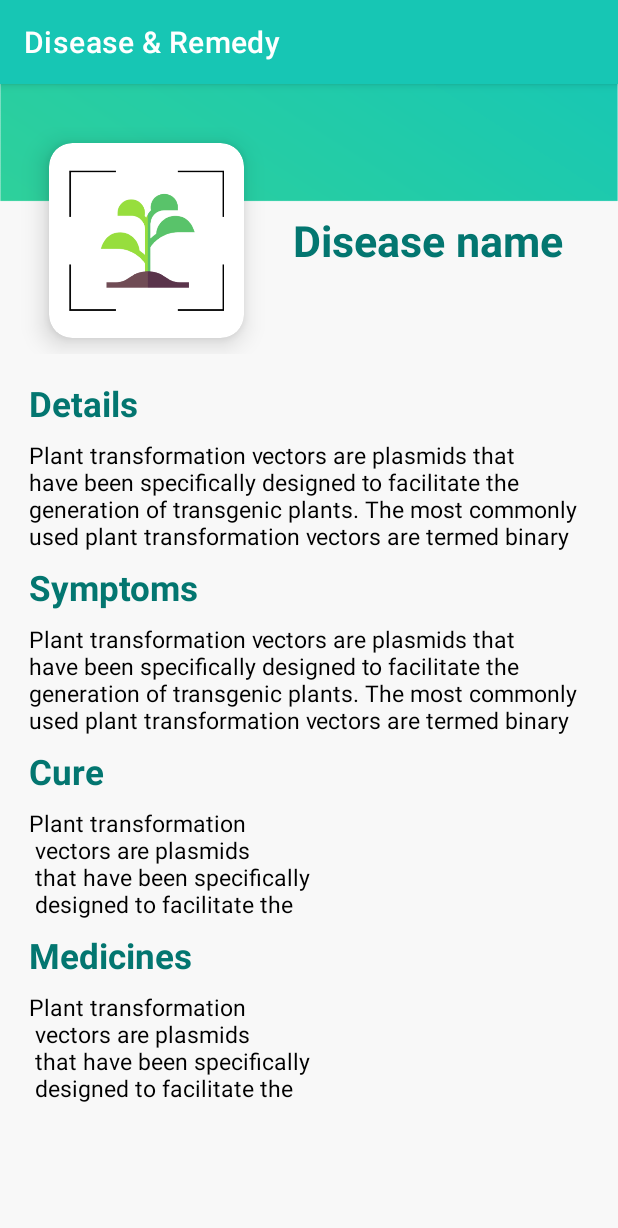
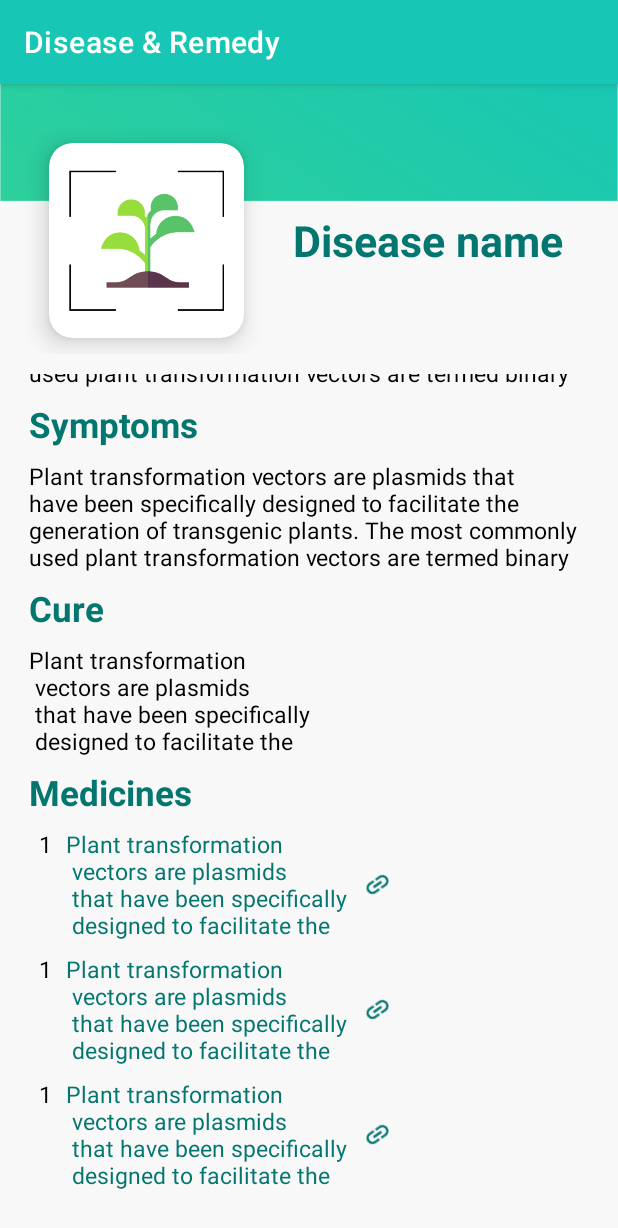
Before and after one commit to RitikShaw/SFDCApplication, an Android app: the layout activity_disease.xml on its own in the app's theme, with its tools: preview values and no code run, on a phone screen of 412 x 824 dp. Shown: the top 1228 px of the screen. Run offline under Robolectric (Android 15) with nearby library versions, the phone set to English and light mode, and no system bars.

Commit message:
98% complete

```diff
--- a/app/src/main/java/com/example/majorprojectui/AuthActivities/RegisterActivity.kt
+++ b/app/src/main/java/com/example/majorprojectui/AuthActivities/RegisterActivity.kt
@@ -95,7 +95,7 @@ class RegisterActivity : AppCompatActivity() {
                 }
                 else if (!isValidPassword(registerEtPassword.text.toString().trim())){
                     registerEtlPassword.isErrorEnabled = true
-                    registerEtlPassword.error = "Please set a valid password"
+                    registerEtlPassword.error = "Password should be minimum of 8 characters and must contain at least one Upper case and special characters"
                     return@setOnClickListener
                 }
 
--- a/app/src/main/java/com/example/majorprojectui/MainActivity.kt
+++ b/app/src/main/java/com/example/majorprojectui/MainActivity.kt
@@ -29,7 +29,9 @@ import com.example.majorprojectui.databinding.ActivityMainBinding
 import com.example.majorprojectui.ml.LiteLeafmodelBest
 import com.example.majorprojectui.ml.LiteSfdnetModel
 import com.example.majorprojectui.utills.LoginUtills
+import com.google.firebase.auth.FirebaseAuth
 import com.google.firebase.auth.ktx.auth
+import com.google.firebase.database.FirebaseDatabase
 import com.google.firebase.ktx.Firebase
 import org.tensorflow.lite.DataType
 import org.tensorflow.lite.support.tensorbuffer.TensorBuffer
@@ -41,19 +43,20 @@ class MainActivity : AppCompatActivity() {
     private var doubleBackToExitPressedOnce = false
     private lateinit var binding: ActivityMainBinding
     private lateinit var drawerToggle: ActionBarDrawerToggle
-    private val auth = Firebase.auth
     private var requestCode = 0
     private val imageSize  = 256
     private var disease = ""
     private var ishealthy = false
     private var isleaf = false
     var selectedImage: Bitmap? = null
+    private lateinit var auth: FirebaseAuth
     override fun onCreate(savedInstanceState: Bundle?) {
         super.onCreate(savedInstanceState)
         binding = ActivityMainBinding.inflate(layoutInflater)
         setContentView(binding.root)
         val toolbar = findViewById<Toolbar>(R.id.toolbar)
         setSupportActionBar(toolbar)
+        auth = Firebase.auth
 
         binding.btnTakePic.setOnClickListener {
             galleryCameraDialog()
--- /dev/null
+++ b/app/src/main/java/com/example/majorprojectui/Models/MedicinesData.kt
@@ -0,0 +1,6 @@
+package com.example.majorprojectui.Models
+
+data class MedicinesData(
+    val medicinesName : String,
+    val medicinesLinks : String
+)
--- /dev/null
+++ b/app/src/main/res/drawable/ic_hyperlink.xml
@@ -0,0 +1,5 @@
+<vector android:height="24dp" android:tint="#037670"
+    android:viewportHeight="24" android:viewportWidth="24"
+    android:width="24dp" xmlns:android="http://schemas.android.com/apk/res/android">
+    <path android:fillColor="@android:color/white" android:pathData="M3.9,12c0,-1.71 1.39,-3.1 3.1,-3.1h4L11,7L7,7c-2.76,0 -5,2.24 -5,5s2.24,5 5,5h4v-1.9L7,15.1c-1.71,0 -3.1,-1.39 -3.1,-3.1zM8,13h8v-2L8,11v2zM17,7h-4v1.9h4c1.71,0 3.1,1.39 3.1,3.1s-1.39,3.1 -3.1,3.1h-4L13,17h4c2.76,0 5,-2.24 5,-5s-2.24,-5 -5,-5z"/>
+</vector>
--- a/app/src/main/res/layout/activity_disease.xml
+++ b/app/src/main/res/layout/activity_disease.xml
@@ -68,17 +68,17 @@
                     android:textStyle="bold"/>
             </LinearLayout>
 
-
-            <ScrollView
+            <androidx.core.widget.NestedScrollView
                 android:layout_width="match_parent"
                 android:layout_height="fill_parent"
+                android:layout_marginTop="@dimen/_10sdp"
+                android:layout_marginBottom="@dimen/_20sdp"
                 android:layout_below="@id/ll_disease_header">
 
                     <LinearLayout
                         android:layout_width="match_parent"
                         android:layout_height="wrap_content"
                         android:layout_marginHorizontal="@dimen/_15sdp"
-                        android:layout_marginTop="@dimen/_10sdp"
                         android:orientation="vertical">
 
                         <TextView
@@ -146,16 +146,14 @@
                             android:textSize="@dimen/_18ssp"
                             android:textStyle="bold" />
 
-                        <TextView
-                            android:id="@+id/tvMedicines"
-                            android:layout_width="wrap_content"
+                        <androidx.recyclerview.widget.RecyclerView
+                            android:id="@+id/rvDisease"
+                            android:layout_width="match_parent"
                             android:layout_height="wrap_content"
-                            android:layout_marginVertical="@dimen/_3ssp"
-                            tools:text="Plant transformation \n vectors are plasmids \n that have been specifically \n designed to facilitate the"
-                            android:textColor="@color/black"
-                            android:textSize="@dimen/_12sdp" />
+                            android:layout_marginHorizontal="@dimen/_5sdp"
+                            tools:listitem="@layout/layout_rvitem_medicines"/>
                     </LinearLayout>
-                </ScrollView>
+                </androidx.core.widget.NestedScrollView>
         </RelativeLayout>
     </androidx.constraintlayout.widget.ConstraintLayout>
     <com.google.android.material.navigation.NavigationView
--- a/app/src/main/res/layout/activity_reset_password.xml
+++ b/app/src/main/res/layout/activity_reset_password.xml
@@ -50,13 +50,12 @@
                 app:boxCornerRadiusBottomEnd="@dimen/_20sdp"
                 app:boxStrokeWidth="0dp"
                 app:boxStrokeWidthFocused="0dp"
-                app:passwordToggleEnabled="true"
-                app:passwordToggleTint="#50037670"
                 android:hint=" ">
                 <com.google.android.material.textfield.TextInputEditText
                     android:id="@+id/resetet_email"
                     android:layout_width="match_parent"
                     android:layout_height="wrap_content"
+                    android:drawableStart="@drawable/mail_icon"
                     android:drawablePadding="@dimen/_5sdp"
                     android:background="@drawable/edit_text_curve_background"
                     android:padding="@dimen/_8sdp"
--- /dev/null
+++ b/app/src/main/res/layout/layout_rvitem_medicines.xml
@@ -0,0 +1,51 @@
+<?xml version="1.0" encoding="utf-8"?>
+<androidx.constraintlayout.widget.ConstraintLayout xmlns:android="http://schemas.android.com/apk/res/android"
+    xmlns:app="http://schemas.android.com/apk/res-auto"
+    android:layout_width="match_parent"
+    android:layout_height="wrap_content"
+    xmlns:tools="http://schemas.android.com/tools">
+
+    <LinearLayout
+        android:layout_width="match_parent"
+        android:layout_height="wrap_content"
+        android:orientation="horizontal"
+        android:weightSum="2"
+        app:layout_constraintEnd_toEndOf="parent"
+        app:layout_constraintStart_toStartOf="parent"
+        app:layout_constraintTop_toTopOf="parent">
+
+        <TextView
+            android:id="@+id/tvIndex"
+            android:layout_width="0dp"
+            android:layout_height="wrap_content"
+            android:layout_marginVertical="@dimen/_3sdp"
+            android:layout_weight=".1"
+            android:textColor="@color/black"
+            android:textSize="@dimen/_12sdp"
+            tools:text="1" />
+
+        <LinearLayout
+            android:layout_width="0dp"
+            android:layout_height="wrap_content"
+            android:layout_weight="1.9"
+            android:gravity="center_vertical">
+
+            <TextView
+                android:id="@+id/tvMedicines"
+                android:layout_width="wrap_content"
+                android:layout_height="wrap_content"
+                android:layout_marginVertical="@dimen/_3sdp"
+                android:textColor="@color/textcolor"
+                android:textSize="@dimen/_12ssp"
+                tools:text="Plant transformation \n vectors are plasmids \n that have been specifically \n designed to facilitate the" />
+
+            <ImageView
+                android:layout_width="@dimen/_15sdp"
+                android:layout_height="@dimen/_15sdp"
+                android:layout_marginStart="@dimen/_5sdp"
+                android:src="@drawable/ic_hyperlink"
+                android:rotation="-35"/>
+        </LinearLayout>
+
+    </LinearLayout>
+</androidx.constraintlayout.widget.ConstraintLayout>
```
Also changed, not shown: app/src/main/java/com/example/majorprojectui/AuthActivities/LoginActivity.kt (+10 -3 lines), app/src/main/java/com/example/majorprojectui/DiseaseActivity.kt (+14 -4 lines), app/src/main/java/com/example/majorprojectui/UserProfileActivity.kt (+5 -5 lines), app/src/main/java/com/example/majorprojectui/adapter/DiseaseMedsAdapter.kt (added, +35 -0 lines), app/src/main/res/layout/activity_main.xml (+19 -0 lines), app/src/main/res/drawable/hyperlink.png (added).
